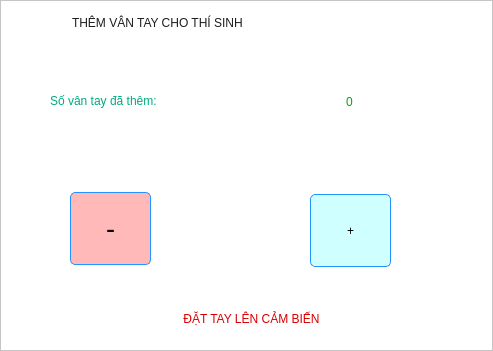
The window that SettingScreen/Ui/CacBuocThemDuLieu/ThemVanTayThiSinh.ui (Lam-dev/TheoryFaceRecognition) describes before a commit, drawn with Qt 5.
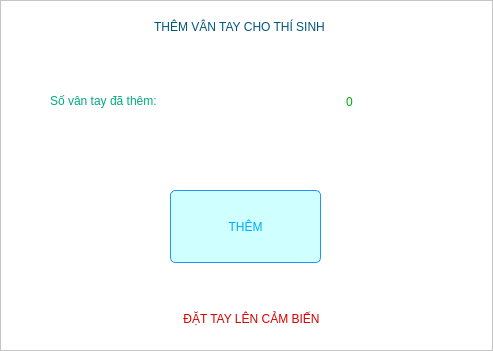
The same window after the commit.

Commit message: cap nhat chuc nang them tai ELT, bo tieng bip khi nhan dien khuon mawt

Diff of the .ui file:
```diff
--- a/SettingScreen/Ui/CacBuocThemDuLieu/ThemVanTayThiSinh.ui
+++ b/SettingScreen/Ui/CacBuocThemDuLieu/ThemVanTayThiSinh.ui
@@ -29,16 +29,19 @@
      <x>72</x>
      <y>6</y>
      <width>335</width>
-     <height>33</height>
+     <height>41</height>
     </rect>
    </property>
    <property name="styleSheet">
-    <string notr="true">color: rgb(29, 29, 29);
+    <string notr="true">color: rgb(0, 85, 127);
 font: 57 bold 16pt &quot;Ubuntu&quot;;</string>
    </property>
    <property name="text">
     <string>THÊM VÂN TAY CHO THÍ SINH</string>
    </property>
+   <property name="alignment">
+    <set>Qt::AlignCenter</set>
+   </property>
   </widget>
   <widget class="QLabel" name="label_forShowAnoument">
    <property name="geometry">
@@ -97,55 +100,23 @@
   <widget class="QPushButton" name="pushButton_addFGP">
    <property name="geometry">
     <rect>
-     <x>310</x>
-     <y>194</y>
-     <width>81</width>
+     <x>170</x>
+     <y>190</y>
+     <width>151</width>
      <height>73</height>
     </rect>
    </property>
    <property name="styleSheet">
-    <string notr="true">background-color: rgba(85, 255, 255, 70);
-font: 75 20pt &quot;Ubuntu&quot;;
+    <string notr="true">color: rgb(0, 170, 255);
+background-color: rgba(85, 255, 255, 70);
+font: 75 bold 20pt &quot;Ubuntu&quot;;
 border-radius:5px;
 border-color:rgb(33, 148, 255);
 border-width:1px;
 border-style:solid;</string>
    </property>
    <property name="text">
-    <string>+</string>
-   </property>
-  </widget>
-  <widget class="QPushButton" name="pushButton_deleteAllFeature">
-   <property name="geometry">
-    <rect>
-     <x>70</x>
-     <y>192</y>
-     <width>81</width>
-     <height>73</height>
-    </rect>
-   </property>
-   <property name="font">
-    <font>
-     <family>Ubuntu</family>
-     <pointsize>20</pointsize>
-     <weight>9</weight>
-     <italic>false</italic>
-     <bold>false</bold>
-    </font>
-   </property>
-   <property name="mouseTracking">
-    <bool>false</bool>
-   </property>
-   <property name="styleSheet">
-    <string notr="true">background-color: rgba(255, 0, 0, 70);
-font: 75 20pt &quot;Ubuntu&quot;;
-border-radius:5px;
-border-color:rgb(33, 148, 255);
-border-width:1px;
-border-style:solid;</string>
-   </property>
-   <property name="text">
-    <string>-</string>
+    <string>THÊM</string>
    </property>
   </widget>
  </widget>
```
Left out of the diff: 2 changed lines with no effect on the pictures. The commit also changes 53 other files.
